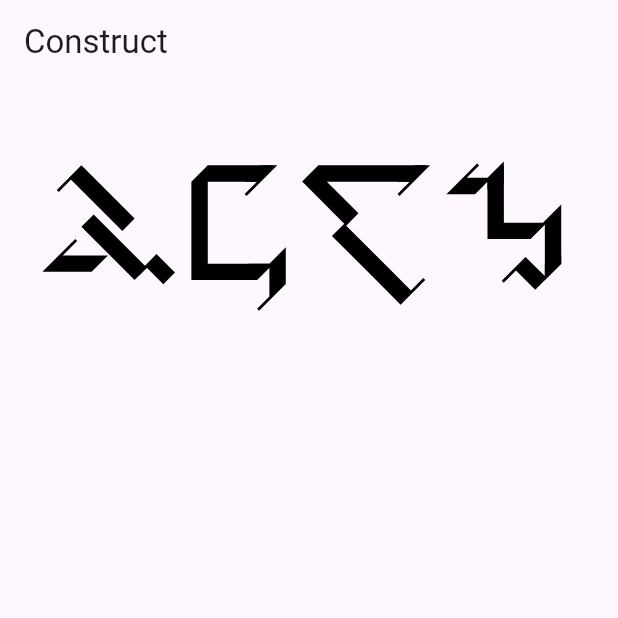
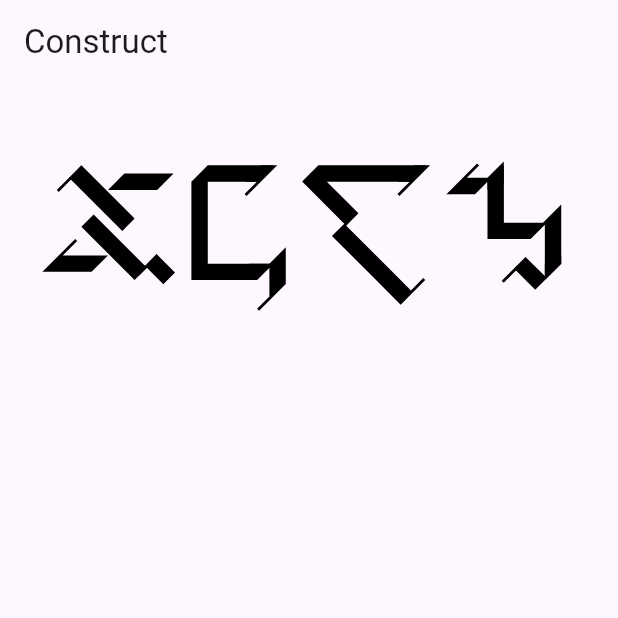
Before and after one commit to yuorb/enthrirhc, a Flutter app: the screen it shows after launch, item 2 of the bottom bar chosen, on a phone screen of 412 x 824 dp, the top half of it. Run offline on Flutter 3.47's test engine with Material 2 defaults, Android fonts, the phone set to English and light mode, and no system bars; our stand-ins replace drift, file_picker, flutter_markdown, flutter_svg, package_info_plus, shared_preferences; missing offline and left inert: sqlite3; accounts and stored records are empty; generated files the repository leaves out were written again.

Commit message:
Add aAnchor for Primary

```diff
--- a/lib/common/character/mod.dart
+++ b/lib/common/character/mod.dart
@@ -1,6 +1,7 @@
 import 'package:enthrirch/common/character/primary/specification.dart';
 import 'package:enthrirch/common/utils.dart';
 
+import 'primary/a_anchor.dart';
 import 'primary/b_anchor.dart';
 import 'primary/c_anchor.dart';
 import 'primary/d_anchor.dart';
@@ -106,6 +107,9 @@ class Secondary extends Character {
 
 class Primary extends Character {
   final Specification specification;
+  // Properties for A Anchor
+  final Essence essence;
+  final Affiliation affiliation;
   // Properties for B Anchor
   final Perspective perspective;
   final Extension extension;
@@ -120,6 +124,8 @@ class Primary extends Character {
 
   const Primary({
     required this.specification,
+    required this.essence,
+    required this.affiliation,
     required this.perspective,
     required this.extension,
     required this.separability,
@@ -134,11 +140,14 @@ class Primary extends Character {
   (String, double) getSvg(double baseX, double height, String fillColor) {
     final (left, right) = getPrimaryBoundary(this);
     final width = right - left;
+    final aAnchorName = '${essence.name}_${affiliation.name}';
     final bAnchorName = '${perspective.name}_${extension.name}';
     final cAnchorName = '${separability.name}_${similarity.name}';
     final dAnchorName = '${function.name}_${version.name}_${plexity.name}_${stem.name}';
     final specificationX = baseX - left;
     final specificationY = height / 2;
+    final aAnchorX = specificationX + specification.aAnchor.x;
+    final aAnchorY = specificationY + specification.aAnchor.y;
     final bAnchorX = specificationX + specification.bAnchor.x;
     final bAnchorY = specificationY + specification.bAnchor.y;
     final cAnchorX = specificationX + specification.cAnchor.x;
@@ -148,6 +157,7 @@ class Primary extends Character {
     return (
       '''
         <use href="#${specification.name}" x="$specificationX" y="$specificationY" fill="$fillColor" />
+        <use href="#$aAnchorName" x="$aAnchorX" y="$aAnchorY" fill="$fillColor" />
         <use href="#$bAnchorName" x="$bAnchorX" y="$bAnchorY" fill="$fillColor" />
         <use href="#$cAnchorName" x="$cAnchorX" y="$cAnchorY" fill="$fillColor" />
         <use href="#$dAnchorName" x="$dAnchorX" y="$dAnchorY" fill="$fillColor" />
--- /dev/null
+++ b/lib/common/character/primary/a_anchor.dart
@@ -0,0 +1,40 @@
+enum Essence {
+  /// The Normal Essence
+  nrm,
+
+  /// The Representative Essence
+  rpv;
+}
+
+enum Affiliation {
+  /// The Consolidative Affiliation
+  csl,
+
+  /// The Associative Affiliation
+  aso,
+
+  /// The Coalescent Affiliation
+  coa,
+
+  /// The Variative Affiliation
+  var$;
+}
+
+const Map<String, Map<String, String>> aAnchorData = {
+  "nrm": {
+    "csl": "",
+    "aso": "M 5.00 -25.00 L 25.00 -5.00 32.50 -12.50 12.50 -32.50 5.00 -25.00 Z",
+    "var\$": "M 30.00 -35.00 L 20.00 -25.00 20.00 0.00 30.00 -10.00 30.00 -35.00 Z",
+    "coa": "M 30.00 -20.00 L 40.00 -30.00 10.00 -30.00 0.00 -20.00 30.00 -20.00 Z"
+  },
+  "rpv": {
+    "csl":
+        "M 27.60 -20.00 L 18.80 -11.20 20.00 -10.00 40.00 -30.00 10.00 -30.00 0.00 -20.00 27.60 -20.00 Z",
+    "aso":
+        "M 30.00 -10.00 L 30.00 -35.00 10.00 -15.00 11.20 -13.80 20.00 -22.60 20.00 0.00 30.00 -10.00 Z",
+    "var\$":
+        "M 35.85 -22.50 Q 35.10 -27.80 30.45 -30.90 25.55 -34.20 17.50 -34.10 L 10.00 -26.60 Q 24.90 -26.20 28.60 -18.05 32.35 -9.85 21.15 -1.15 L 22.40 0.00 Q 29.75 -5.20 33.30 -11.40 36.60 -17.25 35.85 -22.50 Z",
+    "coa":
+        "M 10.75 -21.70 Q 11.50 -16.40 16.15 -13.30 21.05 -10.00 29.10 -10.10 L 36.60 -17.60 Q 21.70 -18.00 18.00 -26.15 14.25 -34.35 25.45 -43.05 L 24.20 -44.20 Q 16.85 -39.00 13.30 -32.80 10.00 -26.95 10.75 -21.70 Z"
+  }
+};
--- a/lib/common/character/primary/specification.dart
+++ b/lib/common/character/primary/specification.dart
@@ -4,6 +4,7 @@ enum Specification {
   /// Basic Specification
   bsc(
     path: "M 7.50 -35.00 L 0.00 -27.50 57.50 35.00 65.00 27.50 7.50 -35.00 Z",
+    aAnchor: Coord(32.50, 0),
     bAnchor: Coord(0, -27.50),
     cAnchor: Coord(32.50, 0),
     dAnchor: Coord(65.00, 27.50),
@@ -13,6 +14,7 @@ enum Specification {
   cte(
     path:
         "M 32.50 5.00 L 40.00 -2.50 7.50 -35.00 0.00 -27.50 32.50 5.00 M 15.00 -5.00 L 7.50 2.50 40.00 35.00 47.50 27.50 15.00 -5.00 Z",
+    aAnchor: Coord(23.75, 0),
     bAnchor: Coord(0, -27.50),
     cAnchor: Coord(23.75, 0),
     dAnchor: Coord(47.50, 27.50),
@@ -22,6 +24,7 @@ enum Specification {
   csv(
     path:
         "M 28.00 8.10 L 35.45 0.60 62.50 35.00 70.00 27.50 42.20 -8.50 34.45 -0.70 7.50 -35.00 0.00 -27.50 28.00 8.10 Z",
+    aAnchor: Coord(35.00, 0),
     bAnchor: Coord(0, -27.50),
     cAnchor: Coord(35.00, 0),
     dAnchor: Coord(70.00, 27.50),
@@ -31,18 +34,21 @@ enum Specification {
   obj(
     path:
         "M 47.50 35.00 L 55.00 27.50 28.10 0.60 35.55 -6.95 7.50 -35.00 0.00 -27.50 26.90 -0.60 19.40 6.90 47.50 35.00 Z",
+    aAnchor: Coord(27.50, 0),
     bAnchor: Coord(0, -27.50),
     cAnchor: Coord(27.50, 0),
     dAnchor: Coord(55.00, 27.50),
   );
 
   final String path;
+  final Coord aAnchor;
   final Coord bAnchor;
   final Coord cAnchor;
   final Coord dAnchor;
 
   const Specification({
     required this.path,
+    required this.aAnchor,
     required this.bAnchor,
     required this.cAnchor,
     required this.dAnchor,
--- a/lib/common/ithkuil_svg.dart
+++ b/lib/common/ithkuil_svg.dart
@@ -2,6 +2,7 @@ import 'package:flutter/material.dart';
 import 'package:flutter_svg/flutter_svg.dart';
 
 import 'character/mod.dart';
+import 'character/primary/a_anchor.dart';
 import 'character/primary/b_anchor.dart';
 import 'character/primary/c_anchor.dart';
 import 'character/primary/d_anchor.dart';
@@ -26,6 +27,17 @@ class IthkuilSvg extends StatelessWidget {
 
     final usedSpecifications =
         characters.whereType<Primary>().map((s) => s.specification).toSet().toList();
+
+    final List<(String, String)> usedAAnchors = characters
+        .whereType<Primary>()
+        .map(
+          (s) => (
+            '${s.essence.name}_${s.affiliation.name}',
+            aAnchorData[s.essence.name]![s.affiliation.name]!
+          ),
+        )
+        .toSet()
+        .toList();
     final List<(String, String)> usedBAnchors = characters
         .whereType<Primary>()
         .map(
@@ -101,6 +113,12 @@ class IthkuilSvg extends StatelessWidget {
     return SvgPicture.string(
       '''<svg width="$baseWidth" height="$baseHeight">
         <defs>
+          ${usedSpecifications.map(
+            (e) => '<path stroke="none" id="${e.name}" d="${e.path}" />',
+          ).join('')}
+          ${usedAAnchors.map(
+            (e) => '<path stroke="none" id="${e.$1}" d="${e.$2}" />',
+          ).join('')}
           ${usedBAnchors.map(
             (e) => '<path stroke="none" id="${e.$1}" d="${e.$2}" />',
           ).join('')}
@@ -109,9 +127,6 @@ class IthkuilSvg extends StatelessWidget {
           ).join('')}
           ${usedDAnchors.map(
             (e) => '<path stroke="none" id="${e.$1}" d="${e.$2}" />',
-          ).join('')}
-          ${usedSpecifications.map(
-            (e) => '<path stroke="none" id="${e.name}" d="${e.path}" />',
           ).join('')}
           ${usedCores.map(
             (e) =>
--- a/lib/pages/construct.dart
+++ b/lib/pages/construct.dart
@@ -1,9 +1,10 @@
-import 'package:enthrirch/common/character/primary/c_anchor.dart';
-import 'package:enthrirch/common/character/primary/d_anchor.dart';
 import 'package:flutter/material.dart';
 
 import 'package:enthrirch/common/character/mod.dart';
+import 'package:enthrirch/common/character/primary/a_anchor.dart';
 import 'package:enthrirch/common/character/primary/b_anchor.dart';
+import 'package:enthrirch/common/character/primary/c_anchor.dart';
+import 'package:enthrirch/common/character/primary/d_anchor.dart';
 import 'package:enthrirch/common/character/primary/specification.dart';
 import 'package:enthrirch/common/ithkuil_svg.dart';
 
@@ -25,6 +26,8 @@ class _ConstructPageState extends State<ConstructPage> {
           [
             const Primary(
               specification: Specification.cte,
+              essence: Essence.nrm,
+              affiliation: Affiliation.coa,
               perspective: Perspective.m,
               extension: Extension.prx,
               similarity: Similarity.d,
```
